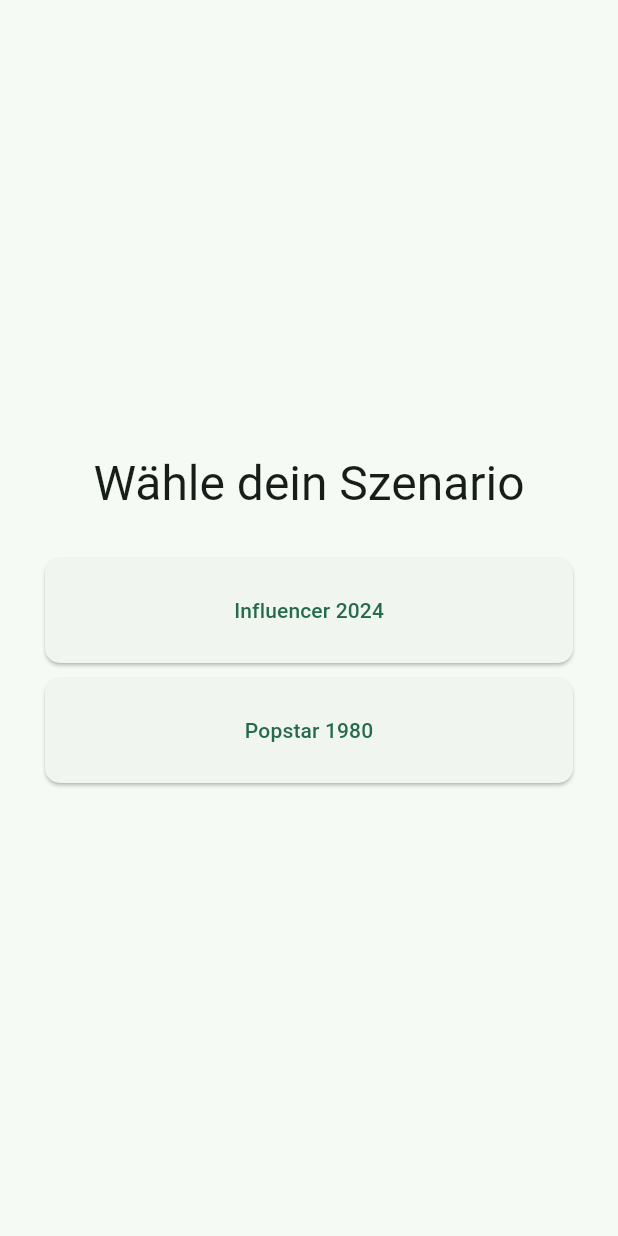
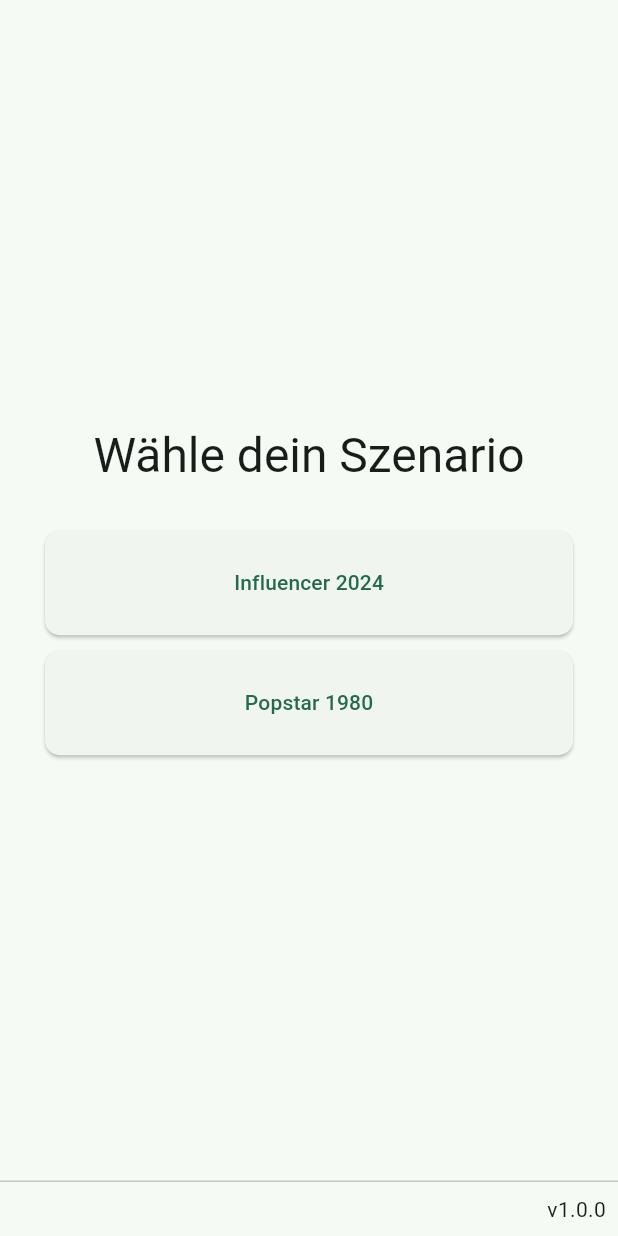
Before and after one commit to Amtolam/textadventure, a Flutter app: the screen it shows after launch, on a phone screen of 412 x 824 dp. Run offline on Flutter 3.47's test engine with Material 3 defaults, Android fonts, the phone set to English and light mode, and no system bars.

Commit message:
add version

```diff
--- a/lib/pages/adventure_page.dart
+++ b/lib/pages/adventure_page.dart
@@ -106,7 +106,7 @@ class _AdventurePageState extends State<AdventurePage> {
                                         const SizedBox(width: 15),
                                         AnimatedDetail(
                                           icon: const Icon(Icons.auto_awesome),
-                                          detail: const Text("KI-assistiert")
+                                          detail: const Text("KI-assistiert"),
                                         )
                                       ],
                                     ),
--- a/lib/pages/selection_page.dart
+++ b/lib/pages/selection_page.dart
@@ -7,6 +7,7 @@ class SelectionPage extends StatelessWidget {
   @override
   Widget build(BuildContext context) {
     return Scaffold(
+      persistentFooterButtons: [const Text("v1.0.0")],
       body: Padding(
         padding: const EdgeInsets.all(30),
         child: Center(
```
